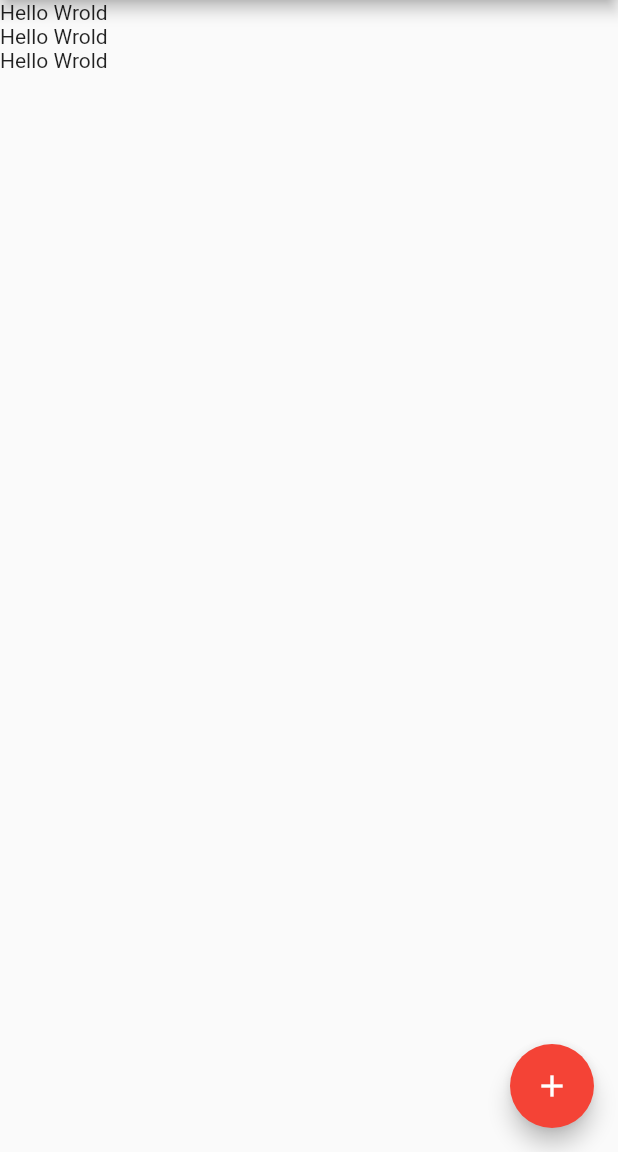
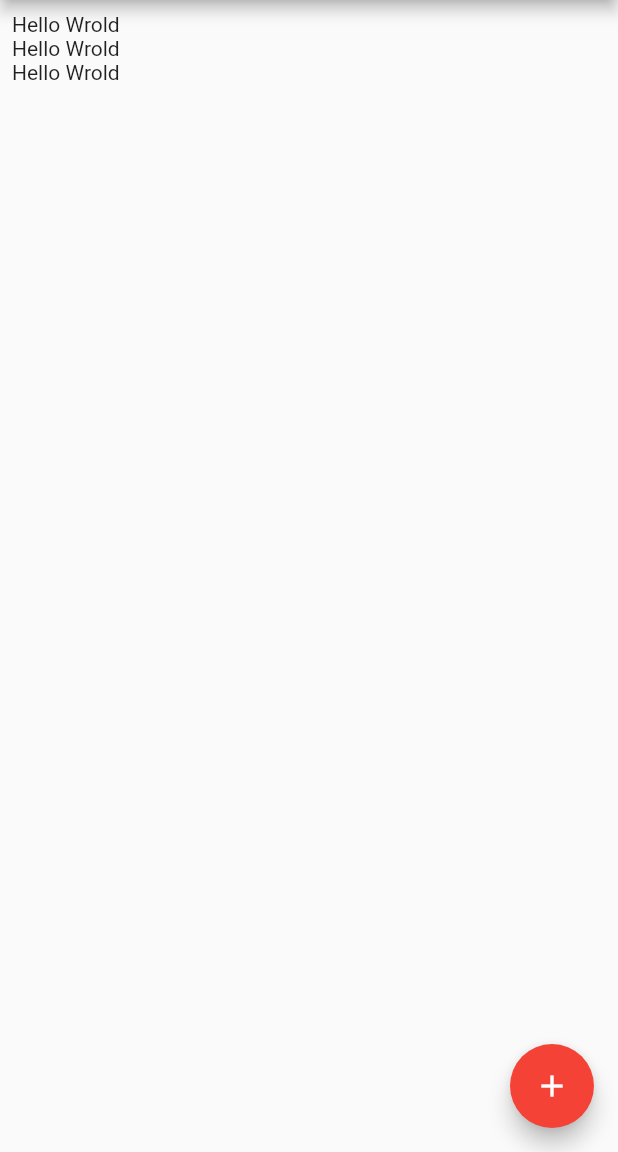
Before and after one commit to samtarmizi/flutter-part3, a Flutter app: the screen it shows after launch, on a phone screen of 412 x 824 dp, the part 84-1236 px from its top. Run offline on Flutter 3.47's test engine with Material 2 defaults, Android fonts, the phone set to English and light mode, and no system bars; our stand-ins replace datetime_picker_formfield.

Commit message:
ListView with padding

```diff
--- a/lib/main.dart
+++ b/lib/main.dart
@@ -47,7 +47,8 @@ class _HomePageState extends State<HomePage> {
               child: Text("Hello Wrold")
             );
           },
-          itemCount: 3
+          itemCount: 3,
+          padding: EdgeInsets.all(8.0),
           );
         }
 }
```
